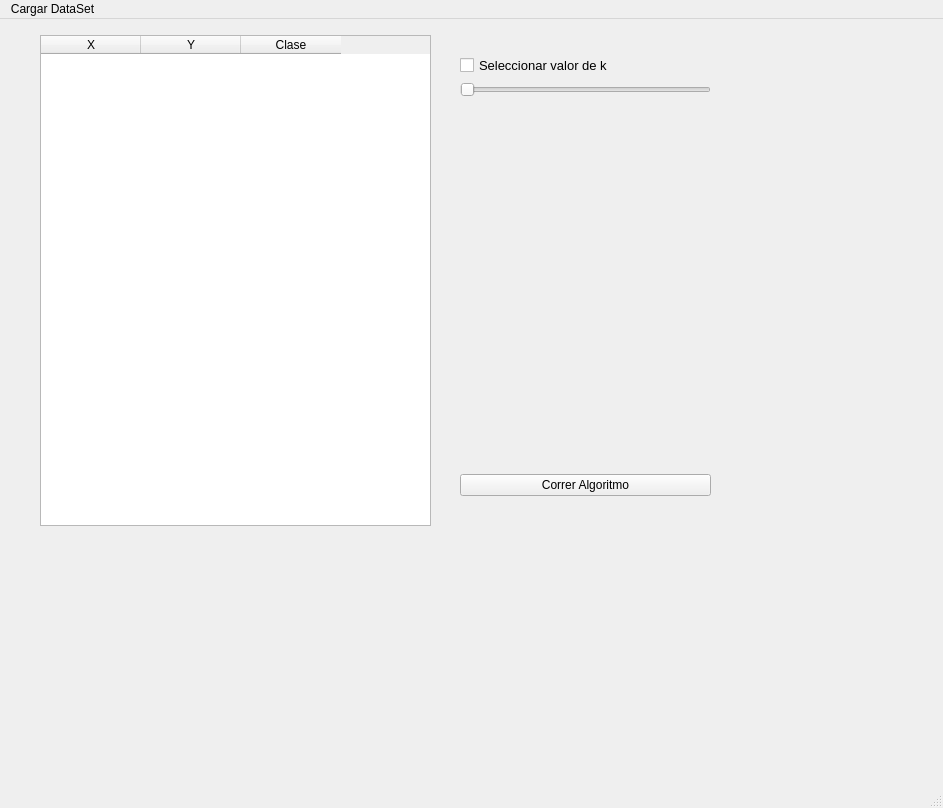
First picture: the form in view/main_view.ui, repository augusto99-dev/AIKnnAlghoritm, before the edit.
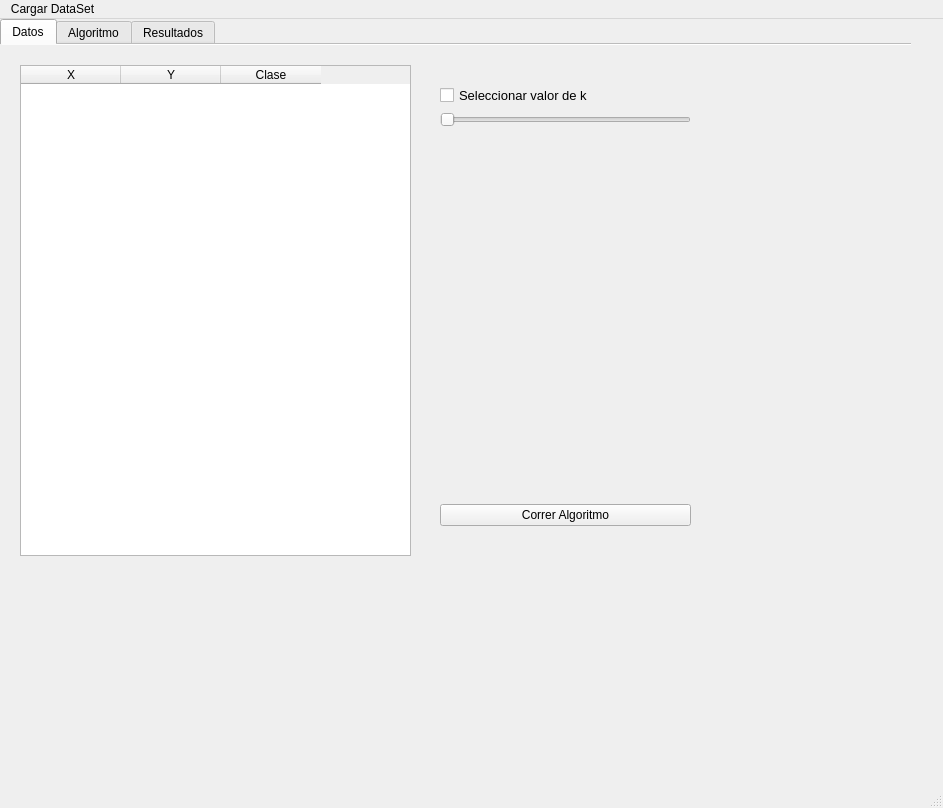
Second picture: the form after the edit.

Commit message: agora si

What changed in the file:
```diff
--- a/view/main_view.ui
+++ b/view/main_view.ui
@@ -17,8 +17,8 @@
    <widget class="QTabWidget" name="tabWidget">
     <property name="geometry">
      <rect>
-      <x>20</x>
-      <y>-30</y>
+      <x>0</x>
+      <y>0</y>
       <width>911</width>
       <height>771</height>
      </rect>
```
The commit also changes 1 other file.
